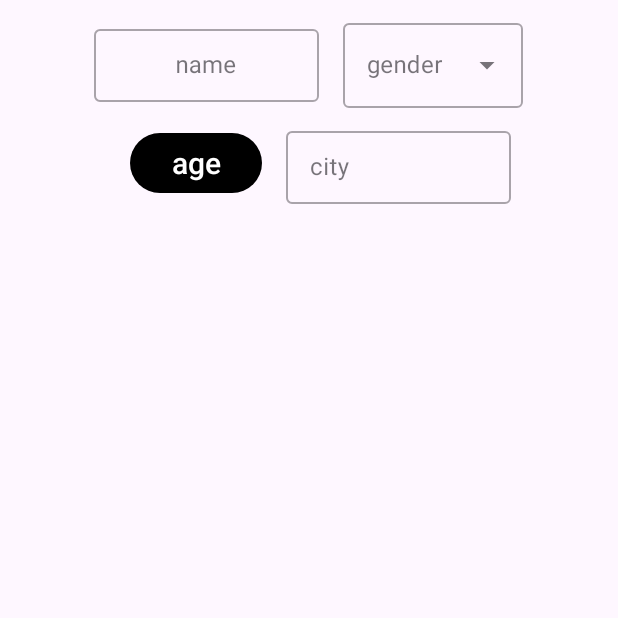
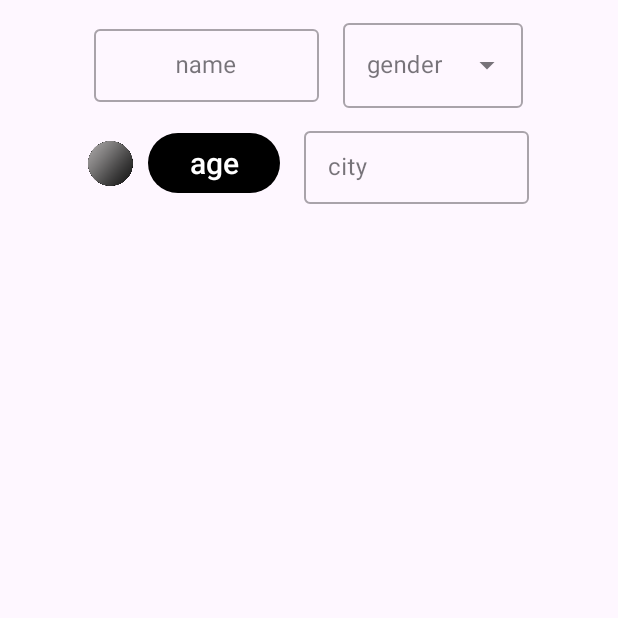
Before and after one commit to kroi4/BringThemHome, an Android app: the SearchFragment screen opened through its navigation route, on a phone screen of 412 x 824 dp, the top half of it. Run offline under Robolectric (Android 15) with nearby library versions, the phone set to English and light mode, and no system bars; pictures from the network do not load.

Commit message:
Updated SearchFragment to include status filter in search functionality

```diff
--- a/app/src/main/java/il/co/bringthemhome/data/localDb/RowDao.kt
+++ b/app/src/main/java/il/co/bringthemhome/data/localDb/RowDao.kt
@@ -32,8 +32,9 @@ interface RowDao {
 AND (:maxAge IS NULL OR :maxAge = '' OR d <= CAST(:maxAge AS INTEGER))
 AND (:gender IS NULL OR :gender = '' OR e = :gender)
 AND (:city IS NULL OR :city = '' OR f LIKE '%' || :city || '%')
+AND (:status IS NULL OR :status = '' OR status = :status)
 """)
-    suspend fun getFilteredRows(name: String?, minAge: String?, maxAge: String?, gender: String?, city: String?): List<Row>
+    suspend fun getFilteredRows(name: String?, minAge: String?, maxAge: String?, gender: String?, city: String?, status: String?): List<Row>
 
     @Query("SELECT COUNT(*) FROM rows")
     suspend fun getAllCountRows(): Int
--- a/app/src/main/java/il/co/bringthemhome/data/repository/RowRepository.kt
+++ b/app/src/main/java/il/co/bringthemhome/data/repository/RowRepository.kt
@@ -46,10 +46,10 @@ class RowRepository(
 
 
     fun getFilteredRows(
-        name: String?, minAge: String?, maxAge: String?, gender: String?, city: String?
+        name: String?, minAge: String?, maxAge: String?, gender: String?, city: String?, status: String?
     ): List<Row> = runBlocking {
         rowDatabase.rowDao().getFilteredRows(
-            name, minAge, maxAge, gender, city
+            name, minAge, maxAge, gender, city, status
         )
     }
 
--- a/app/src/main/java/il/co/bringthemhome/ui/RowViewModel.kt
+++ b/app/src/main/java/il/co/bringthemhome/ui/RowViewModel.kt
@@ -34,10 +34,10 @@ class RowViewModel(private val rowRepository: RowRepository) : ViewModel() {
     }
 
     fun getFilteredRows(
-        name: String?, minAge: String?, maxAge: String?, gender: String?, city: String?
+        name: String?, minAge: String?, maxAge: String?, gender: String?, city: String?, status: String?
     ): List<Row> {
         return rowRepository.getFilteredRows(
-            name, minAge, maxAge, gender, city
+            name, minAge, maxAge, gender, city, status
         )
     }
 
--- a/app/src/main/java/il/co/bringthemhome/ui/screens/SearchFragment.kt
+++ b/app/src/main/java/il/co/bringthemhome/ui/screens/SearchFragment.kt
@@ -15,6 +15,7 @@ import androidx.fragment.app.activityViewModels
 import android.text.TextWatcher
 import android.view.Gravity
 import android.widget.ArrayAdapter
+import android.widget.PopupMenu
 import androidx.navigation.fragment.findNavController
 import androidx.recyclerview.widget.GridLayoutManager
 import androidx.recyclerview.widget.ItemTouchHelper
@@ -46,6 +47,7 @@ class SearchFragment : Fragment() {
     private var currentNameInput: String? = null
     private var currentGenderSelection: String? = null
     private var currentCityInput: String? = null
+    private var currentStatusInput: String? = null
     private var currentMinAgeInput: String? = null
     private var currentMaxAgeInput: String? = null
 
@@ -68,6 +70,12 @@ class SearchFragment : Fragment() {
         val genders = resources.getStringArray(R.array.genders)
         val genderAdapter = ArrayAdapter(requireContext(), R.layout.dropdown_menu_popup_item, genders)
         binding.gender.setAdapter(genderAdapter)
+
+        binding.ivButtonStatus.setOnClickListener { imageView ->
+            showStatusMenu(imageView)
+        }
+
+
 
 
         ItemTouchHelper(object : ItemTouchHelper.Callback() {
@@ -101,11 +109,6 @@ class SearchFragment : Fragment() {
                 currentGenderSelection = ""
                 performSearch()
             }
-
-//            gender.setOnItemClickListener { adapterView, view, position, id ->
-//                currentGenderSelection = adapterView.getItemAtPosition(position) as String
-//                performSearch()
-//            }
 
             binding.gender.setOnItemClickListener { adapterView, view, position, id ->
                 currentGenderSelection = when(position) {
@@ -172,12 +175,13 @@ class SearchFragment : Fragment() {
 
     private fun performSearch() {
         val nameInput = currentNameInput ?: ""
-        val CityInput = currentCityInput ?: ""
+        val cityInput = currentCityInput ?: ""
         val genderSelection = currentGenderSelection ?: ""
+        val status = currentStatusInput ?: ""
         val minAge = currentMinAgeInput ?: ""
-        val maxAage = currentMaxAgeInput ?: ""
+        val maxAge = currentMaxAgeInput ?: ""
 
-        val results = viewModel.getFilteredRows(nameInput, minAge,maxAage ,genderSelection, CityInput)
+        val results = viewModel.getFilteredRows(nameInput, minAge, maxAge, genderSelection, cityInput, status)
         binding.rvKidnapped.adapter = setRecyclerViewer(results)
 
         val displayMetrics = resources.displayMetrics
@@ -214,4 +218,34 @@ class SearchFragment : Fragment() {
     }
 
 
+    private fun showStatusMenu(view: View) {
+        val popup = PopupMenu(requireContext(), view)
+        popup.menuInflater.inflate(R.menu.status_menu, popup.menu)
+
+        popup.setOnMenuItemClickListener { menuItem ->
+            currentStatusInput = when (menuItem.itemId) {
+                R.id.action_none -> {
+                    binding.ivButtonStatus.setImageResource(R.drawable.grey)
+                    "" // אם ללא בחירה מייצג כולם, נניח שהערך הוא ריק
+                }
+                R.id.action_released -> {
+                    binding.ivButtonStatus.setImageResource(R.drawable.green)
+                    "2" // ערך המייצג "משוחררים"
+                }
+                R.id.action_active -> {
+                    binding.ivButtonStatus.setImageResource(R.drawable.red)
+                    "1" // ערך המייצג "פעילים"
+                }
+                else -> null
+            }
+
+            performSearch() // קריאה מחדש לפונקציה עם הערך החדש של הסטטוס
+            true
+        }
+
+        popup.show()
+    }
+
+
+
 }
--- a/app/src/main/res/layout/search_layout.xml
+++ b/app/src/main/res/layout/search_layout.xml
@@ -72,9 +72,22 @@
         android:orientation="horizontal"
         app:layout_constraintEnd_toEndOf="parent">
 
+
+        <ImageView
+            android:id="@+id/ivButtonStatus"
+            android:layout_width="30dp"
+            android:layout_height="30dp"
+            android:layout_gravity="center"
+            android:foregroundGravity="center"
+            android:src="@drawable/grey"
+            android:clickable="true"
+            android:focusable="true" />
+
+
+
         <!-- Space between input fields -->
         <View
-            android:layout_width="16dp"
+            android:layout_width="10dp"
             android:layout_height="match_parent" />
 
         <Button
--- /dev/null
+++ b/app/src/main/res/menu/status_menu.xml
@@ -0,0 +1,15 @@
+<?xml version="1.0" encoding="utf-8"?>
+<menu xmlns:android="http://schemas.android.com/apk/res/android">
+    <item
+        android:id="@+id/action_none"
+        android:title="@string/empty"
+        android:icon="@drawable/grey"/>
+    <item
+        android:id="@+id/action_released"
+        android:title="@string/released"
+        android:icon="@drawable/green"/>
+    <item
+        android:id="@+id/action_active"
+        android:title="@string/activities"
+        android:icon="@drawable/red"/>
+</menu>
--- a/app/src/main/res/values/strings.xml
+++ b/app/src/main/res/values/strings.xml
@@ -5,8 +5,8 @@
     <string name="hrs">HRS</string>
     <string name="min">MIN</string>
     <string name="sec">SEC</string>
-    <string name="activities">Activities</string>
-    <string name="released">Released</string>
+    <string name="activities">Abducted</string>
+    <string name="released">Returned</string>
     <string name="before_23">Before 23</string>
     <string name="dd" translatable="false">DD</string>
     <string name="hh" translatable="false">HH</string>
@@ -28,4 +28,5 @@
     <string name="ok">OK</string>
     <string name="selected_age_range">Selected age range</string>
     <string name="cancel">CANCEL</string>
+    <string name="empty">all</string>
 </resources>
```
Also changed, not shown: app/src/main/res/drawable/green.png (added), app/src/main/res/drawable/grey.png (added), app/src/main/res/drawable/red.png (added), 1 other file. Lines whose indentation alone changed are shown as unchanged.
